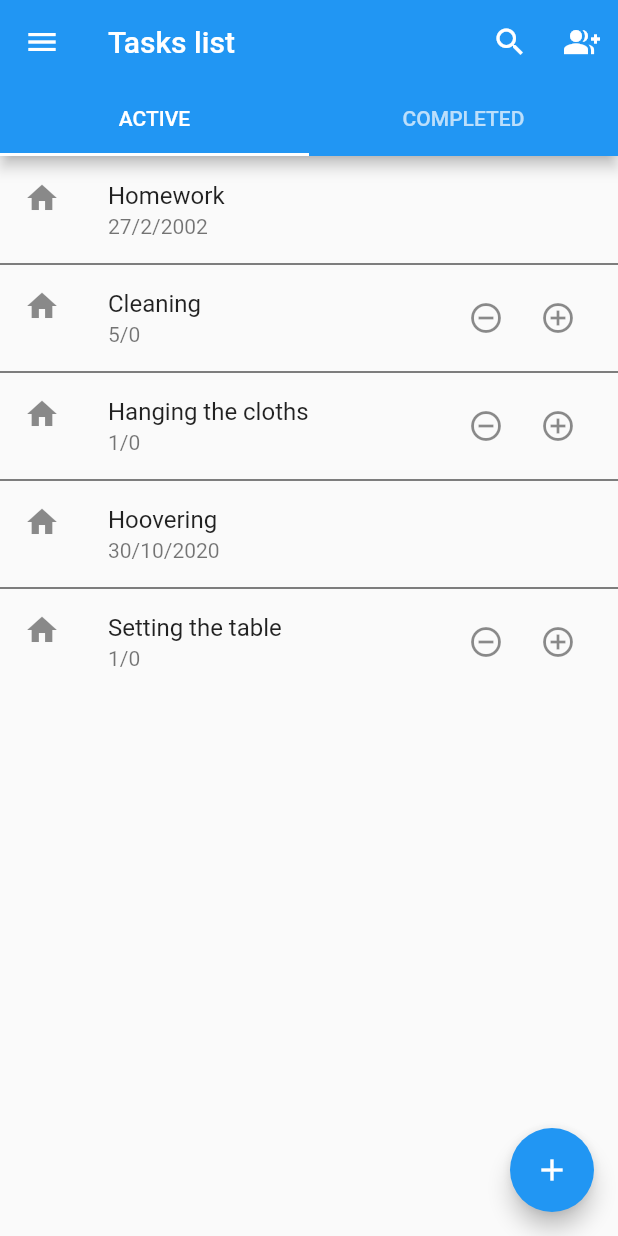
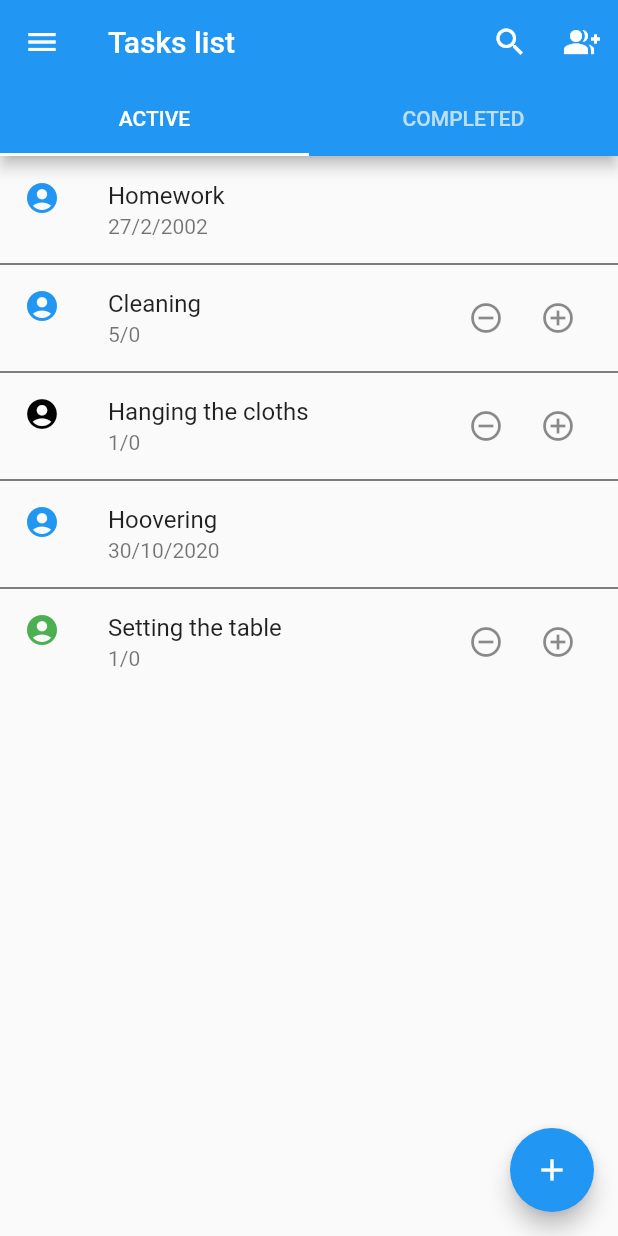
Before and after one commit to szead/kids_task_tracker, a Flutter app: the screen it shows after launch, on a phone screen of 412 x 824 dp. Run offline on Flutter 3.47's test engine with Material 2 defaults, Android fonts, the phone set to English and light mode, and no system bars; our stand-ins replace cloud_firestore; accounts and stored records are empty.

Commit message:
Kid icon from kid id, still a mock

```diff
--- a/lib/task_list_page.dart
+++ b/lib/task_list_page.dart
@@ -49,7 +49,7 @@ class _TasksListPageState extends State<TasksListPage> {
       "completed": true,
       "current_count": 0,
       "deadline": "2002-02-27T14:00:00-0500",
-      "kid_id": "1",
+      "kid_id": "2",
       "max_count": 1,
       "actual_count": 0,
       "parent_id": "1",
@@ -60,7 +60,7 @@ class _TasksListPageState extends State<TasksListPage> {
       "completed": false,
       "current_count": 0,
       "deadline": "2002-02-27T14:00:00-0500",
-      "kid_id": "1",
+      "kid_id": "2",
       "max_count": 1,
       "actual_count": 0,
       "parent_id": "1",
@@ -82,7 +82,7 @@ class _TasksListPageState extends State<TasksListPage> {
       "completed": false,
       "current_count": 0,
       "deadline": "2002-02-27T14:00:00-0500",
-      "kid_id": "1",
+      "kid_id": "3",
       "max_count": 1,
       "actual_count": 0,
       "parent_id": "1",
@@ -262,7 +262,7 @@ class _TasksListPageState extends State<TasksListPage> {
               return EditDetailScreen(tasks: tasks, index: index);
             })).then((value) => setState(() {}));
           },
-          leading: Icon(Icons.home),
+          leading: getKidIcon(tasks.elementAt(index)),
           title: Text(tasks.elementAt(index).taskName),
           subtitle: getSubtitle(tasks.elementAt(index)),
           trailing: Wrap(
@@ -296,7 +296,7 @@ class _TasksListPageState extends State<TasksListPage> {
               return EditDetailScreen(tasks: tasks, index: index);
             })).then((value) => setState(() {}));
           },
-          leading: Icon(Icons.home),
+          leading: getKidIcon(tasks.elementAt(index)),
           title: Text(tasks.elementAt(index).taskName),
           subtitle: Text(tasks.elementAt(index).kidId),
         ));
@@ -336,6 +336,16 @@ class _TasksListPageState extends State<TasksListPage> {
       return CongratulationScreen(task: task);
     }));
   }
+
+  Widget getKidIcon(Task task) {
+    List<Icon> icons = [
+      Icon(Icons.account_circle, color: Colors.blue),
+      Icon(Icons.account_circle, color: Colors.black),
+      Icon(Icons.account_circle, color: Colors.green)
+    ];
+
+    return icons.elementAt(int.parse(task.kidId) - 1);
+  }
 }
 
 class CongratulationScreen extends StatelessWidget {
```
